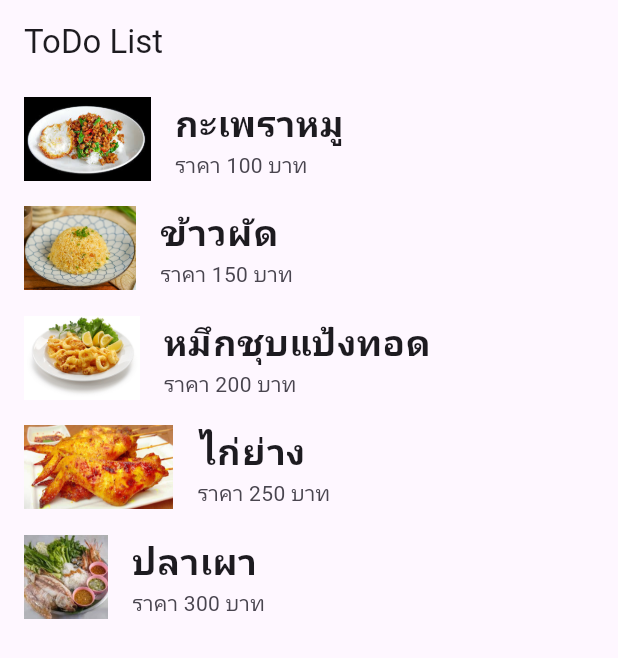
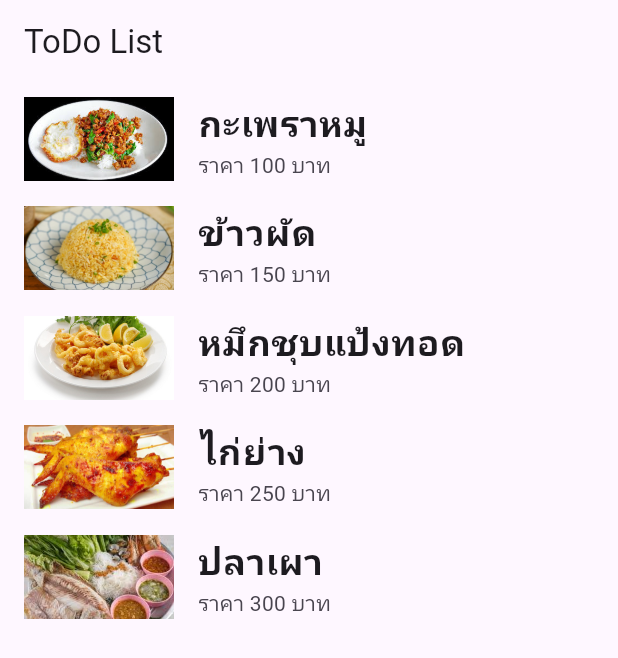
Before and after one commit to Ace-Phatcharapol/Learning-Cypress, a Flutter app: the screen it shows after launch, on a phone screen of 412 x 824 dp. Shown: the top 658 px of the screen. Run offline on Flutter 3.47's test engine with Material 3 defaults, Android fonts, the phone set to English and light mode, and no system bars.

```diff
--- a/lib/main.dart
+++ b/lib/main.dart
@@ -43,7 +43,14 @@ class _MyHomePageState extends State<MyHomePage> {
             itemBuilder: (BuildContext context, int index) {
               FoodMenu food = menu[index];
               return ListTile(
-                leading: Image.asset(food.img),
+                leading: SizedBox(
+                  width: 100, // กำหนดความกว้างของรูปภาพ
+                  height: 100, // กำหนดความสูงของรูปภาพ
+                  child: Image.asset(
+                    food.img,
+                    fit: BoxFit.cover,
+                  ),
+                ),
                 title: Text(
                   food.name,
                   style: TextStyle(fontSize: 24, fontWeight: FontWeight.w700),
```
